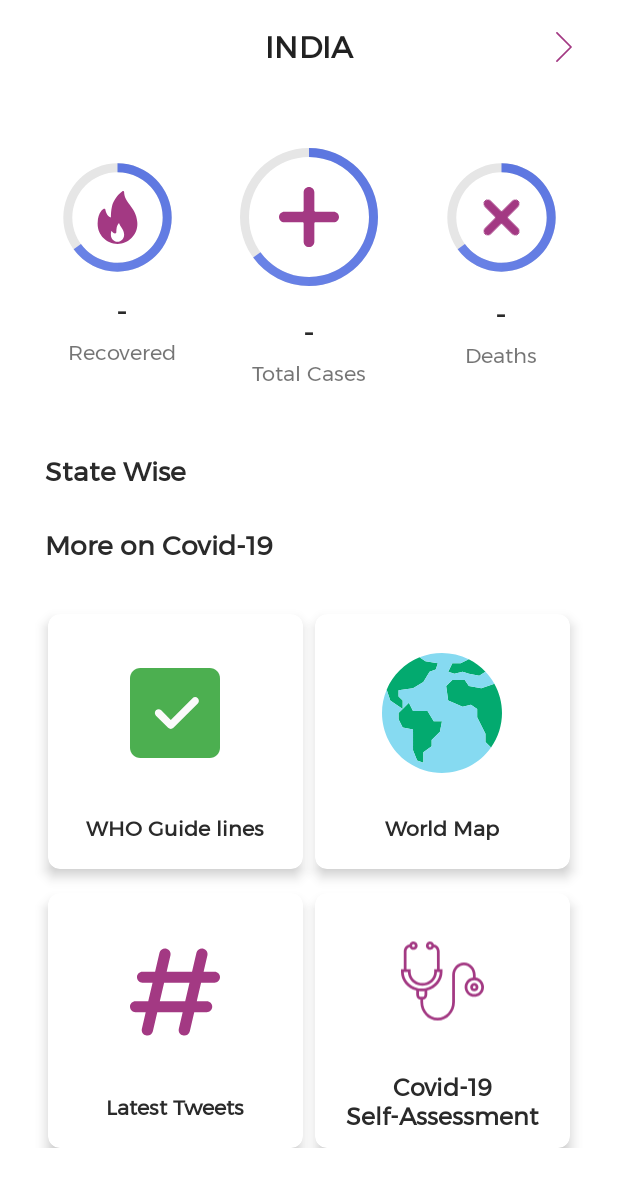
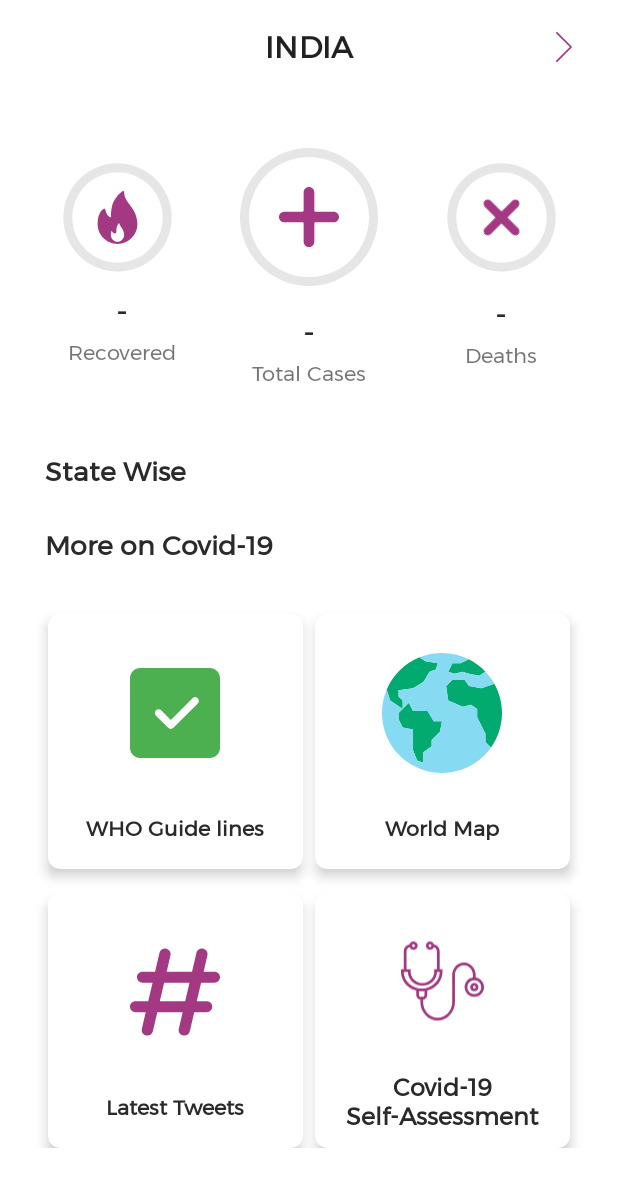
Before and after one commit to udhay24/Covify_covid-19, an Android app: the screen it shows after launch (MainActivity), on a phone screen of 412 x 824 dp. Shown: the top 1187 px of the screen. Run offline under Robolectric (Android 15) with nearby library versions, the phone set to English and light mode, and no system bars; libraries missing offline, so code that uses them is left out: com.google.firebase.remoteconfig, twitter4j.conf; network calls fail; Roboto replaces fonts that are not available here; 7 statements that could not run were skipped.

Commit message:
fixed progressbar value

```diff
--- a/app/src/main/java/com/udhay/helfycovid_19/di/NetworkModule.kt
+++ b/app/src/main/java/com/udhay/helfycovid_19/di/NetworkModule.kt
@@ -69,7 +69,7 @@ private fun getTwitterClient(remoteConfig: FirebaseRemoteConfig): Twitter {
 private fun getFirebaseRemoteConfig(): FirebaseRemoteConfig  {
     val mFirebaseRemoteConfig = FirebaseRemoteConfig.getInstance()
     val configSettings = FirebaseRemoteConfigSettings.Builder()
-        .setMinimumFetchIntervalInSeconds(10)
+        .setMinimumFetchIntervalInSeconds(3600)
         .build()
     mFirebaseRemoteConfig.setConfigSettingsAsync(configSettings)
 
--- a/app/src/main/java/com/udhay/helfycovid_19/ui/home/HomeFragment.kt
+++ b/app/src/main/java/com/udhay/helfycovid_19/ui/home/HomeFragment.kt
@@ -2,6 +2,7 @@ package com.udhay.helfycovid_19.ui.home
 
 import android.graphics.BitmapFactory
 import android.net.Uri
+import android.os.Build
 import android.os.Bundle
 import android.view.LayoutInflater
 import android.view.MotionEvent
@@ -56,6 +57,8 @@ class HomeFragment : Fragment(), StatesRecyclerAdapter.StateClickListener {
             when(countryData) {
                 is Resource.SuccessResponse ->  {
                     updateCountryInfo(countryData.body)
+                    updateProgressBar(countryData.body)
+
                     distribution_view_more_text.setOnClickListener {
                         val distributionData = GenericDistributionModel(
                             confirmedCases = countryData.body.confirmed_case,
@@ -149,6 +152,18 @@ class HomeFragment : Fragment(), StatesRecyclerAdapter.StateClickListener {
         }
     }
 
+    private fun updateProgressBar(data: CountryModel.CountryModelItem) {
+        if (Build.VERSION.SDK_INT >= Build.VERSION_CODES.N) {
+            total_cases_progress_bar.setProgress(100, true)
+            deaths_progress_bar.setProgress((data.death/data.confirmed_case) * 100 + 5, true)
+            recovered_progress_bar.setProgress((data.recovered/data.confirmed_case) * 100 + 5, true)
+        } else {
+            total_cases_progress_bar.progress = 100
+            deaths_progress_bar.progress = (data.death / data.confirmed_case) * 100 + 5
+            recovered_progress_bar.progress = (data.recovered / data.confirmed_case) * 100 + 5
+        }
+    }
+
     override fun stateClicked(state: StateModel.StateModelItem) {
         val distributionModel = GenericDistributionModel(
             confirmedCases = state.confirmed_case,
--- a/app/src/main/res/layout/home_fragment.xml
+++ b/app/src/main/res/layout/home_fragment.xml
@@ -92,9 +92,9 @@
                     android:text="-"
                     android:textColor="@color/textGrey"
                     android:textSize="22sp"
-                    app:layout_constraintEnd_toEndOf="@+id/imageView"
-                    app:layout_constraintStart_toStartOf="@+id/imageView"
-                    app:layout_constraintTop_toBottomOf="@+id/imageView"
+                    app:layout_constraintEnd_toEndOf="@+id/total_cases_progress_bar"
+                    app:layout_constraintStart_toStartOf="@+id/total_cases_progress_bar"
+                    app:layout_constraintTop_toBottomOf="@+id/total_cases_progress_bar"
                     tools:text="400" />
 
                 <TextView
@@ -137,7 +137,7 @@
                     app:srcCompat="@drawable/icon_add" />
 
                 <ProgressBar
-                    android:id="@+id/imageView"
+                    android:id="@+id/total_cases_progress_bar"
                     style="?android:attr/progressBarStyleHorizontal"
                     android:layout_width="100dp"
                     android:layout_height="100dp"
@@ -145,7 +145,7 @@
                     android:background="@drawable/circle_shape"
                     android:indeterminate="false"
                     android:max="100"
-                    android:progress="65"
+                    android:progress="0"
                     android:progressDrawable="@drawable/circular_progress_bar"
                     app:layout_constraintEnd_toStartOf="@+id/imageView3"
                     app:layout_constraintHorizontal_bias="0.5"
@@ -153,20 +153,21 @@
                     app:layout_constraintTop_toTopOf="parent" />
 
                 <ProgressBar
+                    android:id="@+id/recovered_progress_bar"
                     style="?android:attr/progressBarStyleHorizontal"
                     android:layout_width="75dp"
                     android:layout_height="75dp"
                     android:background="@drawable/circle_shape"
                     android:indeterminate="false"
                     android:max="100"
-                    android:progress="65"
+                    android:progress="0"
                     android:progressDrawable="@drawable/circular_progress_bar"
                     android:tint="#a33983"
-                    app:layout_constraintBottom_toBottomOf="@+id/imageView"
-                    app:layout_constraintEnd_toStartOf="@+id/imageView"
+                    app:layout_constraintBottom_toBottomOf="@+id/total_cases_progress_bar"
+                    app:layout_constraintEnd_toStartOf="@+id/total_cases_progress_bar"
                     app:layout_constraintHorizontal_bias="0.5"
                     app:layout_constraintStart_toStartOf="parent"
-                    app:layout_constraintTop_toTopOf="@+id/imageView" />
+                    app:layout_constraintTop_toTopOf="@+id/total_cases_progress_bar" />
 
                 <ImageView
                     android:id="@+id/imageView2"
@@ -174,11 +175,11 @@
                     android:layout_height="75dp"
                     android:padding="20dp"
                     android:tint="#a33983"
-                    app:layout_constraintBottom_toBottomOf="@+id/imageView"
-                    app:layout_constraintEnd_toStartOf="@+id/imageView"
+                    app:layout_constraintBottom_toBottomOf="@+id/total_cases_progress_bar"
+                    app:layout_constraintEnd_toStartOf="@+id/total_cases_progress_bar"
                     app:layout_constraintHorizontal_bias="0.5"
                     app:layout_constraintStart_toStartOf="parent"
-                    app:layout_constraintTop_toTopOf="@+id/imageView"
+                    app:layout_constraintTop_toTopOf="@+id/total_cases_progress_bar"
                     app:srcCompat="@drawable/icon_fire" />
 
                 <ImageView
@@ -188,27 +189,28 @@
                     android:padding="22dp"
                     android:rotation="45"
                     android:tint="#a33983"
-                    app:layout_constraintBottom_toBottomOf="@+id/imageView"
+                    app:layout_constraintBottom_toBottomOf="@+id/total_cases_progress_bar"
                     app:layout_constraintEnd_toEndOf="parent"
                     app:layout_constraintHorizontal_bias="0.5"
-                    app:layout_constraintStart_toEndOf="@+id/imageView"
-                    app:layout_constraintTop_toTopOf="@+id/imageView"
+                    app:layout_constraintStart_toEndOf="@+id/total_cases_progress_bar"
+                    app:layout_constraintTop_toTopOf="@+id/total_cases_progress_bar"
                     app:srcCompat="@drawable/icon_add" />
 
                 <ProgressBar
+                    android:id="@+id/deaths_progress_bar"
                     style="?android:attr/progressBarStyleHorizontal"
                     android:layout_width="75dp"
                     android:layout_height="75dp"
                     android:background="@drawable/circle_shape"
                     android:indeterminate="false"
                     android:max="100"
-                    android:progress="65"
+                    android:progress="0"
                     android:progressDrawable="@drawable/circular_progress_bar"
-                    app:layout_constraintBottom_toBottomOf="@+id/imageView"
+                    app:layout_constraintBottom_toBottomOf="@+id/total_cases_progress_bar"
                     app:layout_constraintEnd_toEndOf="parent"
                     app:layout_constraintHorizontal_bias="0.5"
-                    app:layout_constraintStart_toEndOf="@+id/imageView"
-                    app:layout_constraintTop_toTopOf="@+id/imageView" />
+                    app:layout_constraintStart_toEndOf="@+id/total_cases_progress_bar"
+                    app:layout_constraintTop_toTopOf="@+id/total_cases_progress_bar" />
 
 
             </androidx.constraintlayout.widget.ConstraintLayout>
```
